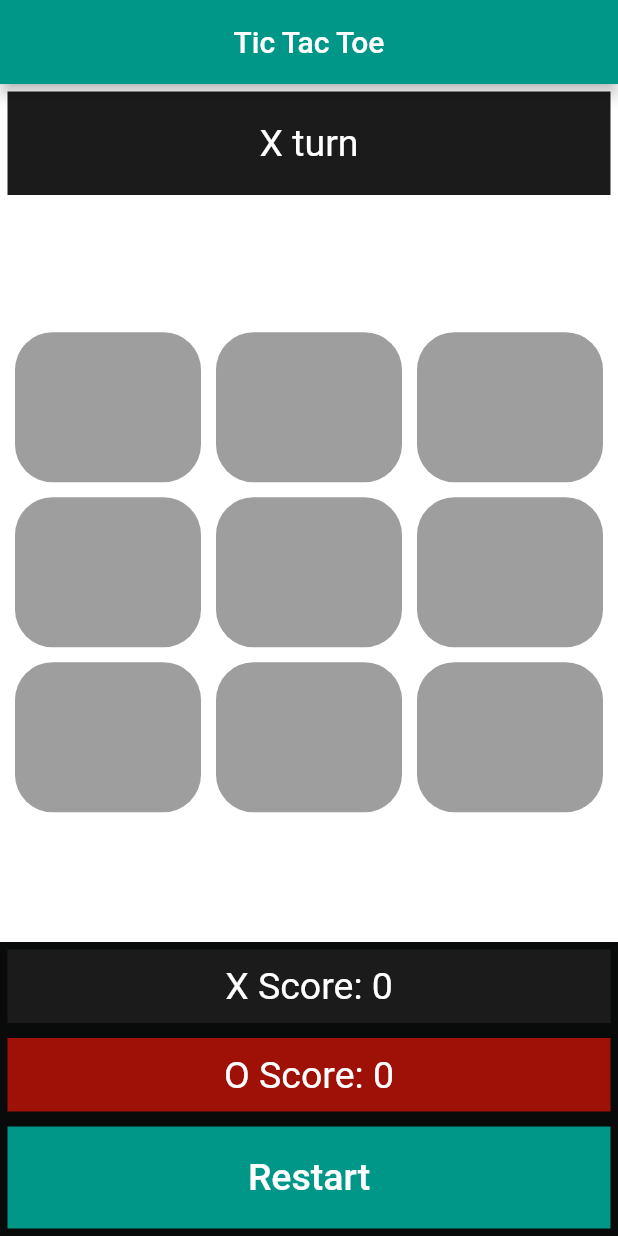
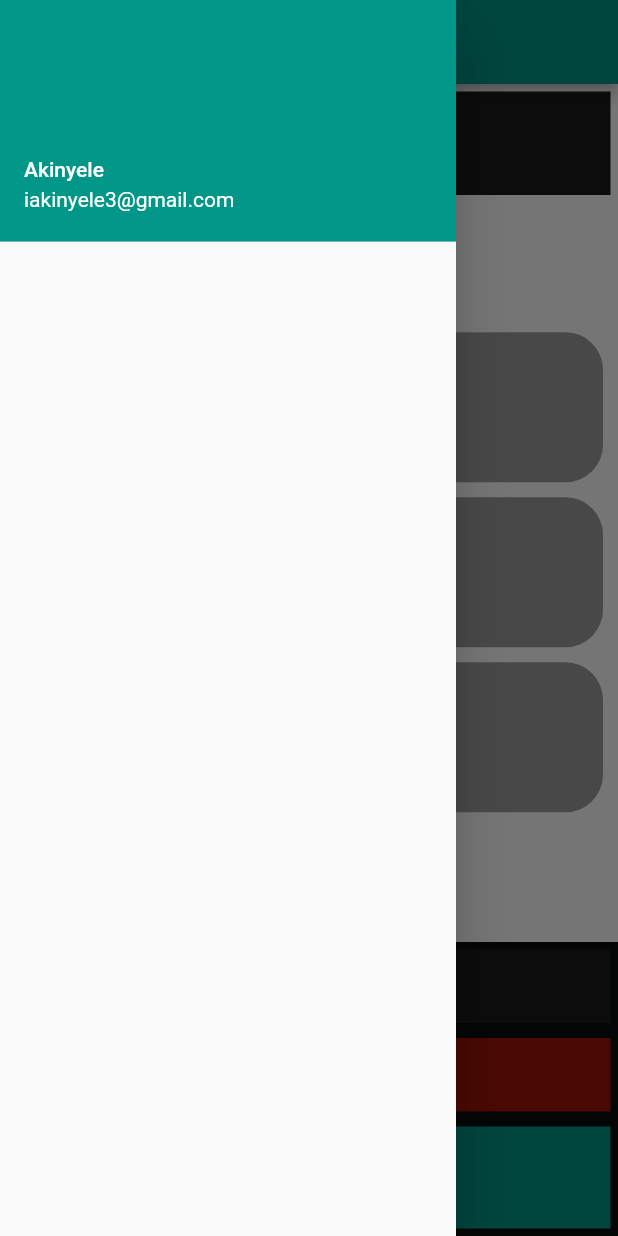
Before and after one commit to Akinyeleib/tictactoe, a Flutter app: the screen it shows after launch, with the side drawer open (before the commit the screen has no drawer), on a phone screen of 412 x 824 dp. Run offline on Flutter 3.47's test engine with Material 2 defaults, Android fonts, the phone set to English and light mode, and no system bars.

```diff
--- a/lib/helper.dart
+++ b/lib/helper.dart
@@ -6,6 +6,9 @@ const TextStyle cell_style = TextStyle(
   color: Colors.white,
   fontSize: 30,
 );
+
+const Text username = Text("Akinyele");
+const Text email = Text("iakinyele3@gmail.com");
 
 const TextStyle score_container_style = TextStyle(
   fontSize: 25,
--- a/lib/main.dart
+++ b/lib/main.dart
@@ -43,6 +43,16 @@ class _GameActivityState extends State<GameActivity> {
         appBar: AppBar(
           title: const Text(appTitle),
           centerTitle: true,
+        ),
+        drawer: Drawer(
+          child: ListView(
+            children: const <Widget>[
+              UserAccountsDrawerHeader(
+                accountName: username,
+                accountEmail: email,
+              ),
+            ],
+          ),
         ),
         body: Column(
           mainAxisAlignment: MainAxisAlignment.spaceBetween,
```
